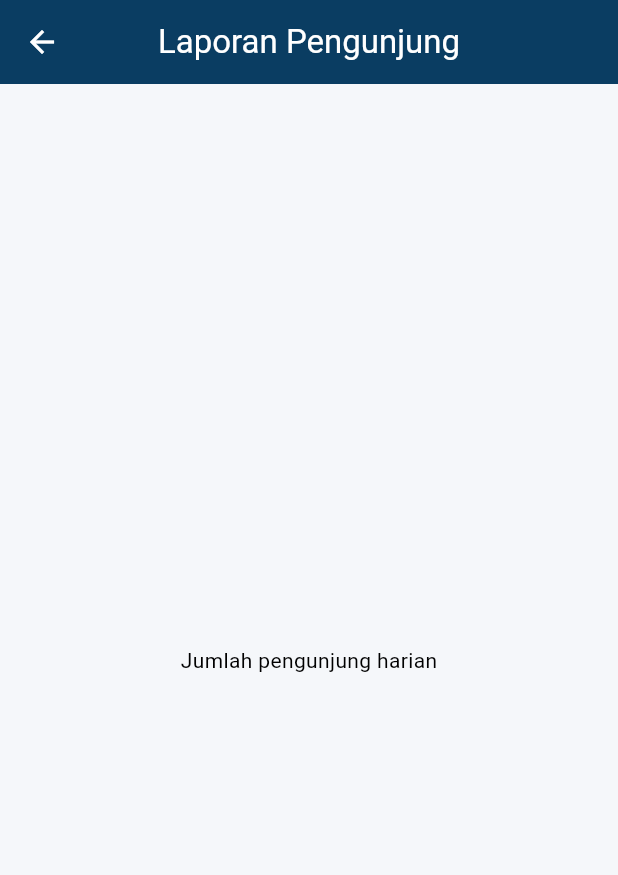
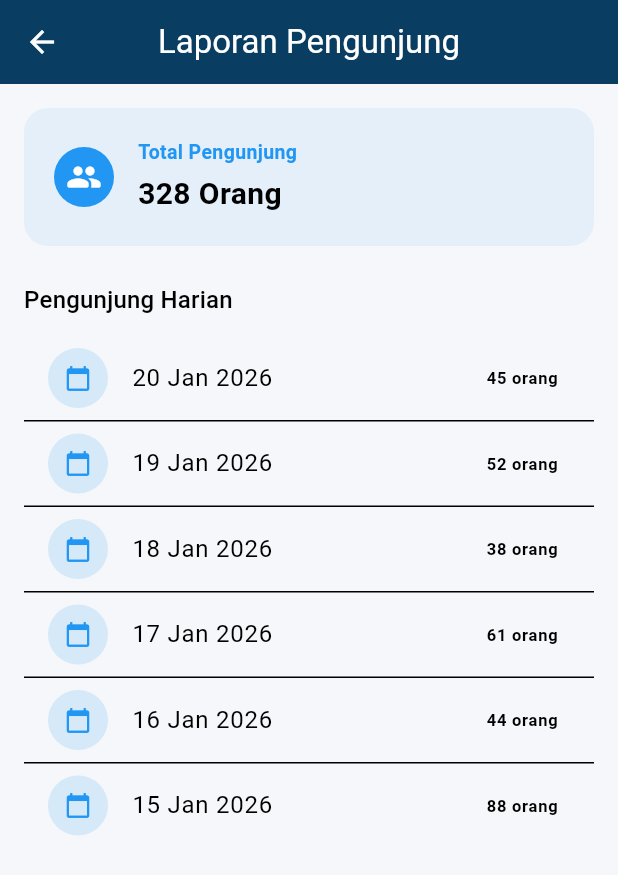
Before and after one commit to aprilianurfa/USAHAKU, a Flutter app: the LaporanPengunjungPage screen opened directly, on a phone screen of 412 x 824 dp. Shown: the top 875 px of the screen. Run offline on Flutter 3.47's test engine with Material 3 defaults, Android fonts, the light colour scheme and no system bars; our stand-ins replace dio, fl_chart, flutter_secure_storage, image_picker; missing offline and left inert: blue_thermal_printer; accounts and stored records are empty; statements that could not run were skipped.

Commit message:
Update visitor_report.dart

```diff
--- a/lib/pages/report/visitor_report.dart
+++ b/lib/pages/report/visitor_report.dart
@@ -1,16 +1,115 @@
 import 'package:flutter/material.dart';
+import 'package:intl/intl.dart';
 
 class LaporanPengunjungPage extends StatelessWidget {
   const LaporanPengunjungPage({super.key});
 
+  // ❗ Locale dihapus agar tidak error
+  String formatTanggal(DateTime date) {
+    return DateFormat('dd MMM yyyy').format(date);
+  }
+
   @override
   Widget build(BuildContext context) {
-    return Scaffold( // ✅ HAPUS const
+    // ===== DATA DUMMY =====
+    final int totalPengunjung = 328;
+    final List<Map<String, dynamic>> pengunjungHarian = [
+      {'tanggal': DateTime(2026, 1, 20), 'jumlah': 45},
+      {'tanggal': DateTime(2026, 1, 19), 'jumlah': 52},
+      {'tanggal': DateTime(2026, 1, 18), 'jumlah': 38},
+      {'tanggal': DateTime(2026, 1, 17), 'jumlah': 61},
+      {'tanggal': DateTime(2026, 1, 16), 'jumlah': 44},
+      {'tanggal': DateTime(2026, 1, 15), 'jumlah': 88},
+    ];
+
+    return Scaffold(
       appBar: AppBar(
         title: const Text('Laporan Pengunjung'),
       ),
-      body: const Center(
-        child: Text('Jumlah pengunjung harian'),
+      body: SingleChildScrollView(
+        padding: const EdgeInsets.all(16),
+        child: Column(
+          children: [
+            // ===== RINGKASAN =====
+            Container(
+              padding: const EdgeInsets.all(20),
+              decoration: BoxDecoration(
+                color: Colors.blue.withOpacity(0.08),
+                borderRadius: BorderRadius.circular(16),
+              ),
+              child: Row(
+                children: [
+                  const CircleAvatar(
+                    backgroundColor: Colors.blue,
+                    child: Icon(Icons.people_rounded, color: Colors.white),
+                  ),
+                  const SizedBox(width: 16),
+                  Column(
+                    crossAxisAlignment: CrossAxisAlignment.start,
+                    children: [
+                      const Text(
+                        'Total Pengunjung',
+                        style: TextStyle(
+                          fontSize: 13,
+                          color: Colors.blue,
+                          fontWeight: FontWeight.w600,
+                        ),
+                      ),
+                      const SizedBox(height: 4),
+                      Text(
+                        '$totalPengunjung Orang',
+                        style: const TextStyle(
+                          fontSize: 20,
+                          fontWeight: FontWeight.bold,
+                        ),
+                      ),
+                    ],
+                  ),
+                ],
+              ),
+            ),
+
+            const SizedBox(height: 24),
+
+            // ===== DETAIL =====
+            Align(
+              alignment: Alignment.centerLeft,
+              child: Text(
+                'Pengunjung Harian',
+                style: Theme.of(context).textTheme.titleMedium,
+              ),
+            ),
+            const SizedBox(height: 12),
+
+            ListView.separated(
+              shrinkWrap: true,
+              physics: const NeverScrollableScrollPhysics(),
+              itemCount: pengunjungHarian.length,
+              separatorBuilder: (_, __) => const Divider(height: 1),
+              itemBuilder: (context, index) {
+                final data = pengunjungHarian[index];
+
+                return ListTile(
+                  leading: CircleAvatar(
+                    backgroundColor: Colors.blue.withOpacity(0.15),
+                    child: const Icon(
+                      Icons.calendar_today,
+                      color: Colors.blue,
+                      size: 18,
+                    ),
+                  ),
+                  title: Text(formatTanggal(data['tanggal'])),
+                  trailing: Text(
+                    '${data['jumlah']} orang',
+                    style: const TextStyle(
+                      fontWeight: FontWeight.bold,
+                    ),
+                  ),
+                );
+              },
+            ),
+          ],
+        ),
       ),
     );
   }
```
